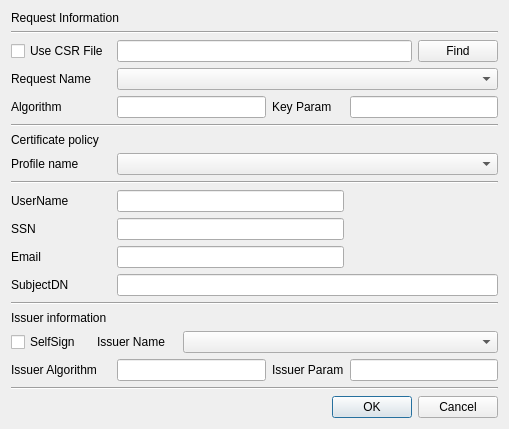
This is CertMan/make_cert_dlg.ui in jykim74/CertMan as Qt 5 draws it before an edit. The edited form follows.
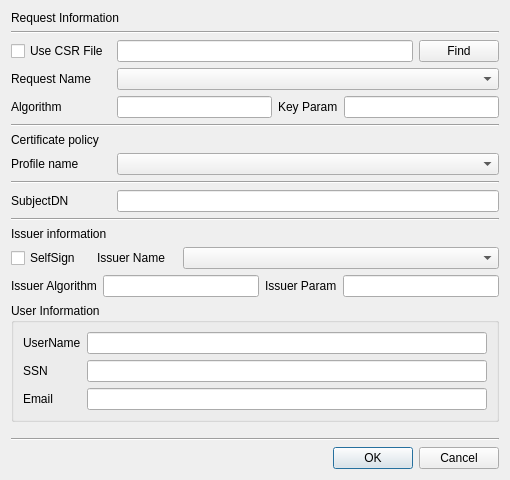
This is the edited form.

Commit message: 인증서 발급시 일반 모드에서는 유저 정보 그룹 제거

Diff of the .ui file:
```diff
--- a/CertMan/make_cert_dlg.ui
+++ b/CertMan/make_cert_dlg.ui
@@ -6,25 +6,29 @@
    <rect>
     <x>0</x>
     <y>0</y>
-    <width>509</width>
-    <height>421</height>
+    <width>510</width>
+    <height>480</height>
    </rect>
   </property>
   <property name="windowTitle">
    <string>Make certificate</string>
   </property>
-  <layout class="QGridLayout" name="gridLayout">
-   <item row="17" column="2">
-    <widget class="QLabel" name="label_10">
+  <layout class="QVBoxLayout" name="verticalLayout">
+   <item>
+    <widget class="QLabel" name="label">
      <property name="text">
-      <string>Issuer Param</string>
+      <string>Request Information</string>
      </property>
     </widget>
    </item>
-   <item row="12" column="1" colspan="3">
-    <widget class="QLineEdit" name="mSubjectDNText"/>
+   <item>
+    <widget class="Line" name="line_3">
+     <property name="orientation">
+      <enum>Qt::Horizontal</enum>
+     </property>
+    </widget>
    </item>
-   <item row="2" column="0" colspan="4">
+   <item>
     <layout class="QGridLayout" name="gridLayout_3">
      <property name="topMargin">
       <number>0</number>
@@ -60,14 +64,172 @@
      </item>
     </layout>
    </item>
-   <item row="5" column="0" colspan="4">
+   <item>
+    <layout class="QGridLayout" name="gridLayout">
+     <property name="topMargin">
+      <number>0</number>
+     </property>
+     <item row="0" column="0">
+      <widget class="QLabel" name="label_2">
+       <property name="minimumSize">
+        <size>
+         <width>100</width>
+         <height>0</height>
+        </size>
+       </property>
+       <property name="maximumSize">
+        <size>
+         <width>100</width>
+         <height>16777215</height>
+        </size>
+       </property>
+       <property name="text">
+        <string>Request Name</string>
+       </property>
+      </widget>
+     </item>
+     <item row="0" column="1">
+      <widget class="QComboBox" name="mReqNameCombo">
+       <property name="sizeAdjustPolicy">
+        <enum>QComboBox::AdjustToContentsOnFirstShow</enum>
+       </property>
+      </widget>
+     </item>
+    </layout>
+   </item>
+   <item>
+    <layout class="QGridLayout" name="gridLayout_4">
+     <property name="topMargin">
+      <number>0</number>
+     </property>
+     <item row="0" column="2">
+      <widget class="QLabel" name="mOptionLabel">
+       <property name="text">
+        <string>Key Param</string>
+       </property>
+      </widget>
+     </item>
+     <item row="0" column="0">
+      <widget class="QLabel" name="mAlgorithmLabel">
+       <property name="minimumSize">
+        <size>
+         <width>100</width>
+         <height>0</height>
+        </size>
+       </property>
+       <property name="maximumSize">
+        <size>
+         <width>100</width>
+         <height>16777215</height>
+        </size>
+       </property>
+       <property name="text">
+        <string>Algorithm</string>
+       </property>
+      </widget>
+     </item>
+     <item row="0" column="1">
+      <widget class="QLineEdit" name="mAlgorithmText"/>
+     </item>
+     <item row="0" column="3">
+      <widget class="QLineEdit" name="mOptionText"/>
+     </item>
+    </layout>
+   </item>
+   <item>
     <widget class="Line" name="line_5">
      <property name="orientation">
       <enum>Qt::Horizontal</enum>
      </property>
     </widget>
    </item>
-   <item row="15" column="0" colspan="4">
+   <item>
+    <widget class="QLabel" name="label_5">
+     <property name="text">
+      <string>Certificate policy</string>
+     </property>
+    </widget>
+   </item>
+   <item>
+    <layout class="QGridLayout" name="gridLayout_5">
+     <property name="topMargin">
+      <number>0</number>
+     </property>
+     <item row="0" column="0">
+      <widget class="QLabel" name="label_6">
+       <property name="minimumSize">
+        <size>
+         <width>100</width>
+         <height>0</height>
+        </size>
+       </property>
+       <property name="maximumSize">
+        <size>
+         <width>100</width>
+         <height>16777215</height>
+        </size>
+       </property>
+       <property name="text">
+        <string>Profile name</string>
+       </property>
+      </widget>
+     </item>
+     <item row="0" column="1">
+      <widget class="QComboBox" name="mProfileNameCombo"/>
+     </item>
+    </layout>
+   </item>
+   <item>
+    <widget class="Line" name="line_4">
+     <property name="orientation">
+      <enum>Qt::Horizontal</enum>
+     </property>
+    </widget>
+   </item>
+   <item>
+    <layout class="QGridLayout" name="gridLayout_7">
+     <property name="topMargin">
+      <number>0</number>
+     </property>
+     <item row="0" column="0">
+      <widget class="QLabel" name="label_4">
+       <property name="minimumSize">
+        <size>
+         <width>100</width>
+         <height>0</height>
+        </size>
+       </property>
+       <property name="maximumSize">
+        <size>
+         <width>100</width>
+         <height>16777215</height>
+        </size>
+       </property>
+       <property name="text">
+        <string>SubjectDN</string>
+       </property>
+      </widget>
+     </item>
+     <item row="0" column="1">
+      <widget class="QLineEdit" name="mSubjectDNText"/>
+     </item>
+    </layout>
+   </item>
+   <item>
+    <widget class="Line" name="line">
+     <property name="orientation">
+      <enum>Qt::Horizontal</enum>
+     </property>
+    </widget>
+   </item>
+   <item>
+    <widget class="QLabel" name="label_7">
+     <property name="text">
+      <string>Issuer information</string>
+     </property>
+    </widget>
+   </item>
+   <item>
     <layout class="QGridLayout" name="gridLayout_2">
      <property name="topMargin">
       <number>0</number>
@@ -103,103 +265,79 @@
      </item>
     </layout>
    </item>
-   <item row="13" column="0" colspan="4">
-    <widget class="Line" name="line">
-     <property name="orientation">
-      <enum>Qt::Horizontal</enum>
+   <item>
+    <layout class="QGridLayout" name="gridLayout_6">
+     <property name="topMargin">
+      <number>0</number>
      </property>
-    </widget>
+     <item row="0" column="0">
+      <widget class="QLabel" name="label_9">
+       <property name="text">
+        <string>Issuer Algorithm</string>
+       </property>
+      </widget>
+     </item>
+     <item row="0" column="2">
+      <widget class="QLabel" name="label_10">
+       <property name="text">
+        <string>Issuer Param</string>
+       </property>
+      </widget>
+     </item>
+     <item row="0" column="1">
+      <widget class="QLineEdit" name="mIssuerAlgorithmText"/>
+     </item>
+     <item row="0" column="3">
+      <widget class="QLineEdit" name="mIssuerOptionText"/>
+     </item>
+    </layout>
    </item>
-   <item row="6" column="0" colspan="2">
-    <widget class="QLabel" name="label_5">
-     <property name="text">
-      <string>Certificate policy</string>
+   <item>
+    <widget class="QGroupBox" name="mUserGroup">
+     <property name="minimumSize">
+      <size>
+       <width>0</width>
+       <height>0</height>
+      </size>
      </property>
-    </widget>
-   </item>
-   <item row="11" column="0">
-    <widget class="QLabel" name="label_13">
-     <property name="text">
-      <string>Email</string>
+     <property name="title">
+      <string>User Information</string>
      </property>
+     <layout class="QGridLayout" name="gridLayout_8">
+      <item row="0" column="1">
+       <widget class="QLineEdit" name="mUserNameText"/>
+      </item>
+      <item row="0" column="0">
+       <widget class="QLabel" name="label_11">
+        <property name="text">
+         <string>UserName</string>
+        </property>
+       </widget>
+      </item>
+      <item row="1" column="0">
+       <widget class="QLabel" name="label_12">
+        <property name="text">
+         <string>SSN</string>
+        </property>
+       </widget>
+      </item>
+      <item row="1" column="1">
+       <widget class="QLineEdit" name="mSSNText"/>
+      </item>
+      <item row="2" column="0">
+       <widget class="QLabel" name="label_13">
+        <property name="text">
+         <string>Email</string>
+        </property>
+       </widget>
+      </item>
+      <item row="2" column="1">
+       <widget class="QLineEdit" name="mEmailText"/>
+      </item>
+     </layout>
     </widget>
    </item>
-   <item row="4" column="1">
-    <widget class="QLineEdit" name="mAlgorithmText"/>
-   </item>
-   <item row="11" column="1" colspan="2">
-    <widget class="QLineEdit" name="mEmailText"/>
-   </item>
-   <item row="19" column="0" colspan="4">
-    <widget class="Line" name="line_2">
-     <property name="orientation">
-      <enum>Qt::Horizontal</enum>
-     </property>
-    </widget>
-   </item>
-   <item row="4" column="0">
-    <widget class="QLabel" name="mAlgorithmLabel">
-     <property name="text">
-      <string>Algorithm</string>
-     </property>
-    </widget>
-   </item>
-   <item row="4" column="2">
-    <widget class="QLabel" name="mOptionLabel">
-     <property name="text">
-      <string>Key Param</string>
-     </property>
-    </widget>
-   </item>
-   <item row="9" column="0">
-    <widget class="QLabel" name="label_11">
-     <property name="text">
-      <string>UserName</string>
-     </property>
-    </widget>
-   </item>
-   <item row="14" column="0" colspan="2">
-    <widget class="QLabel" name="label_7">
-     <property name="text">
-      <string>Issuer information</string>
-     </property>
-    </widget>
-   </item>
-   <item row="1" column="0" colspan="4">
-    <widget class="Line" name="line_3">
-     <property name="orientation">
-      <enum>Qt::Horizontal</enum>
-     </property>
-    </widget>
-   </item>
-   <item row="10" column="1" colspan="2">
-    <widget class="QLineEdit" name="mSSNText"/>
-   </item>
-   <item row="17" column="0">
-    <widget class="QLabel" name="label_9">
-     <property name="text">
-      <string>Issuer Algorithm</string>
-     </property>
-    </widget>
-   </item>
-   <item row="7" column="1" colspan="3">
-    <widget class="QComboBox" name="mProfileNameCombo"/>
-   </item>
-   <item row="8" column="0" colspan="4">
-    <widget class="Line" name="line_4">
-     <property name="orientation">
-      <enum>Qt::Horizontal</enum>
-     </property>
-    </widget>
-   </item>
-   <item row="0" column="0" colspan="2">
-    <widget class="QLabel" name="label">
-     <property name="text">
-      <string>Request Information</string>
-     </property>
-    </widget>
-   </item>
-   <item row="18" column="0">
+   <item>
     <spacer name="verticalSpacer">
      <property name="orientation">
       <enum>Qt::Vertical</enum>
@@ -212,42 +350,14 @@
      </property>
     </spacer>
    </item>
-   <item row="17" column="1">
-    <widget class="QLineEdit" name="mIssuerAlgorithmText"/>
-   </item>
-   <item row="17" column="3">
-    <widget class="QLineEdit" name="mIssuerOptionText"/>
-   </item>
-   <item row="9" column="1" colspan="2">
-    <widget class="QLineEdit" name="mUserNameText"/>
-   </item>
-   <item row="3" column="0">
-    <widget class="QLabel" name="label_2">
-     <property name="minimumSize">
-      <size>
-       <width>100</width>
-       <height>0</height>
-      </size>
+   <item>
+    <widget class="Line" name="line_2">
+     <property name="orientation">
+      <enum>Qt::Horizontal</enum>
      </property>
-     <property name="text">
-      <string>Request Name</string>
-     </property>
     </widget>
    </item>
-   <item row="3" column="1" colspan="3">
-    <widget class="QComboBox" name="mReqNameCombo"/>
-   </item>
-   <item row="4" column="3">
-    <widget class="QLineEdit" name="mOptionText"/>
-   </item>
-   <item row="12" column="0">
-    <widget class="QLabel" name="label_4">
-     <property name="text">
-      <string>SubjectDN</string>
-     </property>
-    </widget>
-   </item>
-   <item row="20" column="2" colspan="2">
+   <item>
     <widget class="QDialogButtonBox" name="buttonBox">
      <property name="orientation">
       <enum>Qt::Horizontal</enum>
@@ -257,20 +367,6 @@
      </property>
     </widget>
    </item>
-   <item row="10" column="0">
-    <widget class="QLabel" name="label_12">
-     <property name="text">
-      <string>SSN</string>
-     </property>
-    </widget>
-   </item>
-   <item row="7" column="0">
-    <widget class="QLabel" name="label_6">
-     <property name="text">
-      <string>Profile name</string>
-     </property>
-    </widget>
-   </item>
   </layout>
  </widget>
  <tabstops>
```
Left out of the diff: 10 changed lines with no effect on the pictures. The commit also changes 1 other file.
